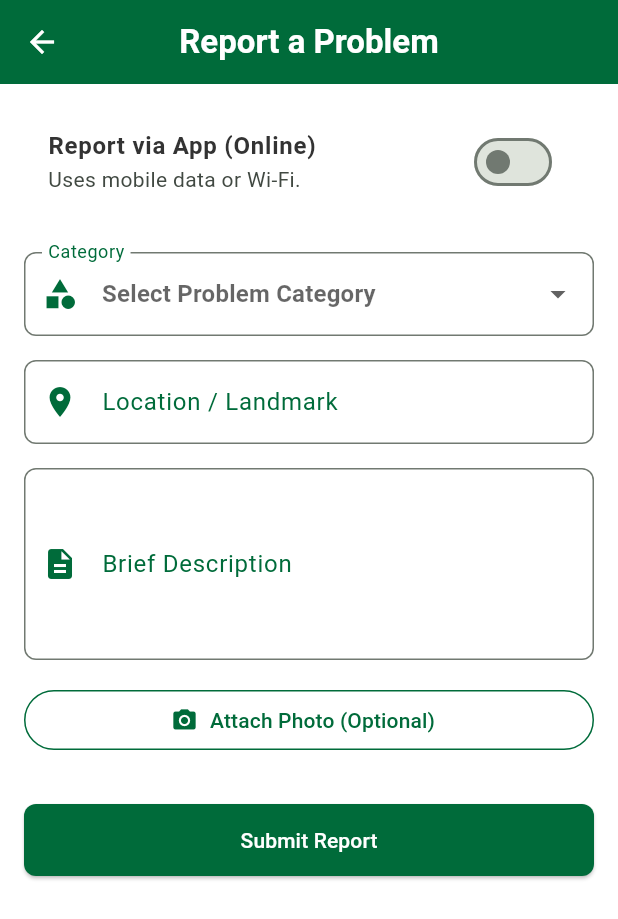
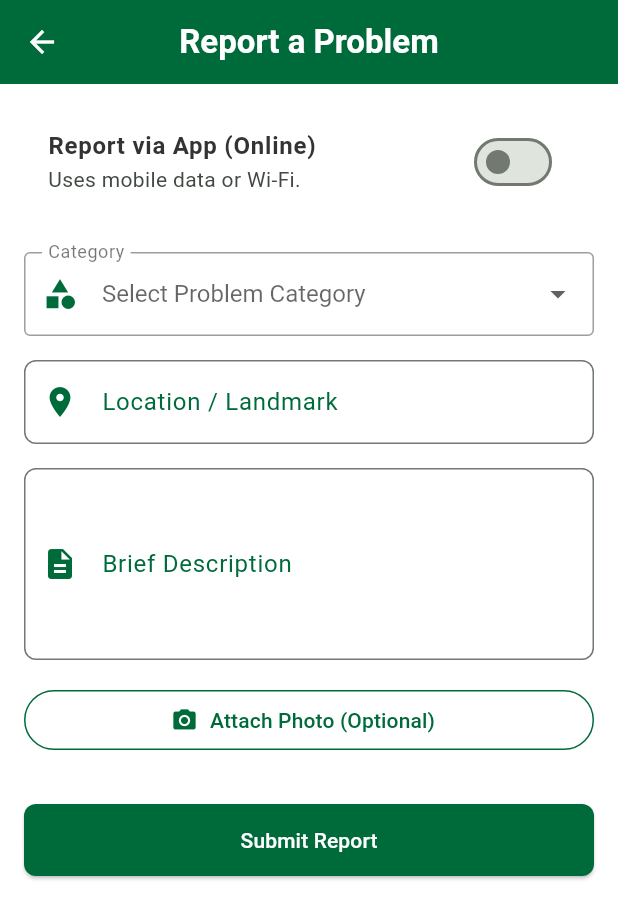
Before and after one commit to MysteriousAlarm/Bayombong-Connect-App-10-25-2025, a Flutter app: the ReportProblemScreen screen opened by its route, on a phone screen of 412 x 824 dp. Shown: the top 919 px of the screen. Run offline on Flutter 3.47's test engine with Material 3 defaults, Android fonts, the phone set to English and light mode, and no system bars; our stand-ins replace cloud_firestore, firebase_auth, firebase_core, image_picker; missing offline and left inert: firebase_app_check; accounts and stored records are empty.

Commit message:
Update main.dart

```diff
--- a/flutter_application_1/lib/main.dart
+++ b/flutter_application_1/lib/main.dart
@@ -694,16 +694,44 @@ class _ReportProblemScreenState extends State<ReportProblemScreen> {
                 activeThumbColor: Theme.of(context).primaryColor,
               ),
               const SizedBox(height: 24),
+              // Updated Dropdown with visible colors
               DropdownButtonFormField<String>(
                 value: _selectedCategory,
                 hint: const Text('Select Problem Category'),
                 isExpanded: true,
+                // Fix: Set the background color of the popup menu to white
+                dropdownColor: Colors.white,
+                // Fix: Set the text style for the items inside the dropdown
+                style: const TextStyle(color: Colors.black87, fontSize: 16),
                 items: _categories.map((String category) {
-                  return DropdownMenuItem<String>(value: category, child: Text(category));
+                  return DropdownMenuItem<String>(
+                    value: category,
+                    child: Text(
+                      category,
+                      // Ensure individual item text is black
+                      style: const TextStyle(color: Colors.black87),
+                    ),
+                  );
                 }).toList(),
-                onChanged: (newValue) { setState(() { _selectedCategory = newValue; }); },
-                validator: (value) => value == null ? 'Please select a category' : null,
-                decoration: const InputDecoration(labelText: 'Category', prefixIcon: Icon(Icons.category)),
+                onChanged: (newValue) {
+                  setState(() {
+                    _selectedCategory = newValue;
+                  });
+                },
+                validator: (value) =>
+                    value == null ? 'Please select a category' : null,
+                decoration: const InputDecoration(
+                  labelText: 'Category',
+                  prefixIcon: Icon(Icons.category),
+                  // Fix: Ensure the label text is readable
+                  labelStyle: TextStyle(color: Colors.black54),
+                  enabledBorder: OutlineInputBorder(
+                    borderSide: BorderSide(color: Colors.grey),
+                  ),
+                  focusedBorder: OutlineInputBorder(
+                    borderSide: BorderSide(color: Color(0xFF006B3A), width: 2),
+                  ),
+                ),
               ),
               const SizedBox(height: 16),
               TextFormField(
```
